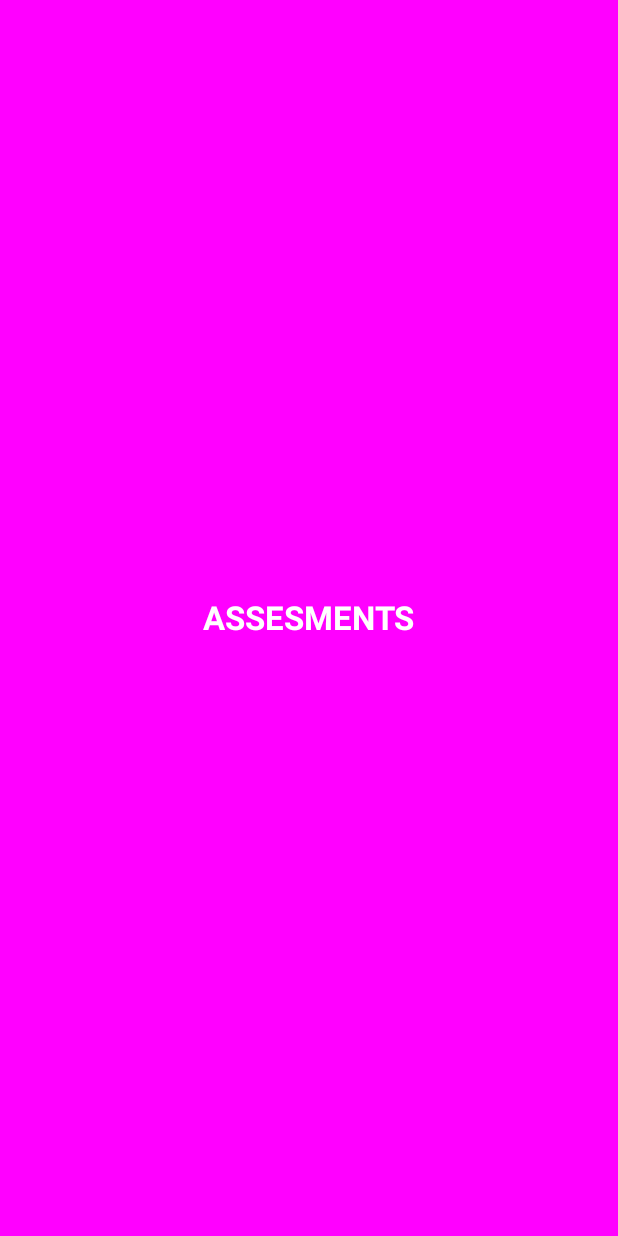
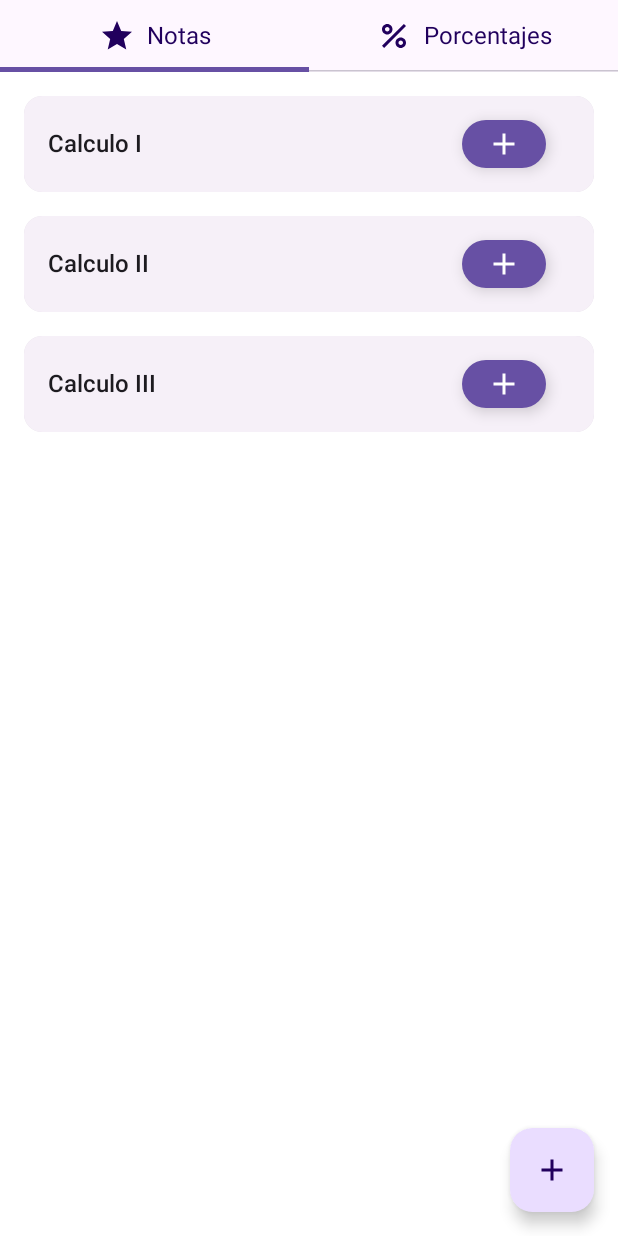
Before and after one commit to Programacion-NCapas-01-23/proyecto-final-grupo-de-trabajo-5-sec-02, an Android app built with Jetpack Compose: the @Preview function AssesmentScreenPreview, on a phone screen of 412 x 824 dp. Run offline under Robolectric (Android 15) with nearby library versions, the phone set to English and light mode, and no system bars.

Commit message:
add assesment

```diff
--- /dev/null
+++ b/Client/App/app/src/main/java/com/code_of_duty/u_tracker/data/database/entities/Assesment.kt
@@ -0,0 +1,9 @@
+package com.code_of_duty.u_tracker.data.database.entities
+
+data class Assesment(
+    val id: Int = 0,
+    val name: String,
+    val percentage: String,
+    val grade: String,
+    val subject: String,
+)
--- a/Client/App/app/src/main/java/com/code_of_duty/u_tracker/ui/components/BottomBar.kt
+++ b/Client/App/app/src/main/java/com/code_of_duty/u_tracker/ui/components/BottomBar.kt
@@ -27,7 +27,7 @@ import com.code_of_duty.u_tracker.ui.theme.UTrackerTheme
 fun BottomBar(navController: NavHostController) {
     val screens = listOf (
         MainNavItems.Pensum,
-        //MainNavItems.Assesment,
+        MainNavItems.Assesment,
         MainNavItems.Term,
         MainNavItems.CUM,
         //MainNavItems.Schedule,
--- a/Client/App/app/src/main/java/com/code_of_duty/u_tracker/ui/components/ui/BottomSheet.kt
+++ b/Client/App/app/src/main/java/com/code_of_duty/u_tracker/ui/components/ui/BottomSheet.kt
@@ -182,10 +182,10 @@ fun BottomSheet(
 @Composable
 fun BottomSheetPreview() {
 
-    var openBottomSheet = rememberSaveable { mutableStateOf(false) }
+    val openBottomSheet = rememberSaveable { mutableStateOf(false) }
     val scope = rememberCoroutineScope()
 //    var edgeToEdgeEnabled by remember { mutableStateOf(false) }
-    var skipPartiallyExpanded = remember { mutableStateOf(false) }
+    val skipPartiallyExpanded = remember { mutableStateOf(false) }
     val bottomSheetState = rememberModalBottomSheetState(
         skipPartiallyExpanded = skipPartiallyExpanded.value
     )
--- a/Client/App/app/src/main/java/com/code_of_duty/u_tracker/ui/components/ui/EditText.kt
+++ b/Client/App/app/src/main/java/com/code_of_duty/u_tracker/ui/components/ui/EditText.kt
@@ -1,6 +1,7 @@
 package com.code_of_duty.u_tracker.ui.components.ui
 
 import androidx.compose.foundation.clickable
+import androidx.compose.foundation.layout.fillMaxSize
 import androidx.compose.foundation.layout.fillMaxWidth
 import androidx.compose.foundation.layout.padding
 import androidx.compose.foundation.shape.RoundedCornerShape
@@ -33,6 +34,8 @@ fun EditTextField(
     isError: MutableState<Boolean> = mutableStateOf(false),
     supportText: MutableState<String> = mutableStateOf(""),
     type: KeyboardType = KeyboardType.Text,
+    onChangeValue: (String) -> Unit = {},
+    float: Float = 1f,
     isEnabled: MutableState<Boolean> = mutableStateOf(true)
 ) {
     val showContent = remember { mutableStateOf(true) }
@@ -45,10 +48,11 @@ fun EditTextField(
     TextField(
         value = value.value,
         onValueChange = {
+            onChangeValue(it)
             value.value = it
         },
         modifier = Modifier
-            .fillMaxWidth()
+            .fillMaxWidth(float)
             .padding(horizontal = 16.dp),
         label = {
             Text(
--- a/Client/App/app/src/main/java/com/code_of_duty/u_tracker/ui/components/ui/ExpandableCard.kt
+++ b/Client/App/app/src/main/java/com/code_of_duty/u_tracker/ui/components/ui/ExpandableCard.kt
@@ -13,7 +13,6 @@ import androidx.compose.foundation.layout.padding
 import androidx.compose.foundation.shape.RoundedCornerShape
 import androidx.compose.material.icons.Icons
 import androidx.compose.material.icons.filled.Add
-import androidx.compose.material3.Button
 import androidx.compose.material3.Card
 import androidx.compose.material3.CardDefaults
 import androidx.compose.material3.Icon
@@ -51,7 +50,7 @@ fun ExpandableCard(
                     .height(64.dp)
                     .clickable { isExpanded.value = !isExpanded.value },
                 colors = CardDefaults.cardColors(
-                    containerColor = MaterialTheme.colorScheme.surface
+                    containerColor = MaterialTheme.colorScheme.surface.copy(alpha = 0.7f)
                 ),
                 content = {
                     Row(
--- /dev/null
+++ b/Client/App/app/src/main/java/com/code_of_duty/u_tracker/ui/models/SubjectWithAssesment.kt
@@ -0,0 +1,9 @@
+package com.code_of_duty.u_tracker.ui.models
+
+import com.code_of_duty.u_tracker.data.database.entities.Assesment
+
+data class SubjectWithAssesment(
+    val code: String,
+    val name: String,
+    var assesments: List<Assesment>
+)
--- a/Client/App/app/src/main/java/com/code_of_duty/u_tracker/ui/screens/assesment/AssesmentScreen.kt
+++ b/Client/App/app/src/main/java/com/code_of_duty/u_tracker/ui/screens/assesment/AssesmentScreen.kt
@@ -1,30 +1,144 @@
 package com.code_of_duty.u_tracker.ui.screens.assesment
 
-import androidx.compose.foundation.background
-import androidx.compose.foundation.layout.Box
+import android.annotation.SuppressLint
+import android.util.Log
+import androidx.compose.foundation.layout.Arrangement
+import androidx.compose.foundation.layout.Column
+import androidx.compose.foundation.layout.Row
 import androidx.compose.foundation.layout.fillMaxSize
+import androidx.compose.foundation.layout.fillMaxWidth
+import androidx.compose.foundation.layout.padding
+import androidx.compose.foundation.layout.size
+import androidx.compose.foundation.lazy.LazyColumn
+import androidx.compose.foundation.lazy.items
+import androidx.compose.foundation.shape.RoundedCornerShape
+import androidx.compose.material3.Button
+import androidx.compose.material3.Icon
 import androidx.compose.material3.MaterialTheme
-import androidx.compose.material3.Text
+import androidx.compose.material3.TabRow
+import androidx.compose.material3.TextField
 import androidx.compose.runtime.Composable
+import androidx.compose.runtime.mutableStateListOf
+import androidx.compose.runtime.mutableStateOf
+import androidx.compose.runtime.remember
 import androidx.compose.ui.Alignment
 import androidx.compose.ui.Modifier
-import androidx.compose.ui.graphics.Color
-import androidx.compose.ui.text.font.FontWeight
+import androidx.compose.ui.res.painterResource
 import androidx.compose.ui.tooling.preview.Preview
+import androidx.compose.ui.unit.dp
+import com.code_of_duty.u_tracker.R
+import com.code_of_duty.u_tracker.data.database.entities.Assesment
+import com.code_of_duty.u_tracker.ui.components.ui.CustomTab
+import com.code_of_duty.u_tracker.ui.components.ui.EditTextField
+import com.code_of_duty.u_tracker.ui.components.ui.ExpandableCard
+import com.code_of_duty.u_tracker.ui.components.ui.FAB
+import com.code_of_duty.u_tracker.ui.models.SubjectWithAssesment
+import com.code_of_duty.u_tracker.ui.theme.Typography
 
+@SuppressLint("UnrememberedMutableState")
 @Composable
 fun AssesmentScreen () {
-    Box(
-        modifier = Modifier
-            .fillMaxSize()
-            .background(Color.Magenta),
-        contentAlignment = Alignment.Center
-    ){
-        Text(
-            text = "ASSESMENTS",
-            fontSize = MaterialTheme.typography.titleLarge.fontSize,
-            fontWeight = FontWeight.Bold,
-            color = Color.White
+    val indexTab = remember {
+        mutableStateOf(0)
+    }
+    val tabs = listOf(
+        "Notas","Porcentajes"
+    )
+    //temp
+    val subjects = listOf(
+        SubjectWithAssesment(code = "1", name = "Calculo I", assesments = listOf(
+            Assesment(name = "Parcial 1", grade = "4.5", percentage = "30", subject = "1"),
+            Assesment(name = "Parcial 2", grade = "4.5", percentage = "30", subject = "1"),
+            Assesment(name = "Parcial 3", grade = "4.5", percentage = "30", subject = "1"),
+        )),
+        SubjectWithAssesment(code = "2", name = "Calculo II", assesments = listOf(
+            Assesment(name = "Parcial 1", grade = "4.5", percentage = "30", subject = "2"),
+            Assesment(name = "Parcial 2", grade = "4.5", percentage = "30", subject = "2"),
+            Assesment(name = "Parcial 3", grade = "4.5", percentage = "30", subject = "2"),
+        )),
+        SubjectWithAssesment(code = "3", name = "Calculo III", assesments = listOf(
+            Assesment(name = "Parcial 1", grade = "4.5", percentage = "30", subject = "3"),
+            Assesment(name = "Parcial 2", grade = "4.5", percentage = "70", subject = "3")
+        )),
+    )
+
+    Column(modifier = Modifier.fillMaxSize()) {
+        TabRow(selectedTabIndex = indexTab.value) {
+            tabs.forEachIndexed { index, tab ->
+                CustomTab(
+                    selected = remember { mutableStateOf(indexTab.value == index) },
+                    onClick = {
+                        indexTab.value = index
+                    },
+                    title = tab,
+                    icon = when (index) {
+                        0 -> R.drawable.grade
+                        1 -> R.drawable.percent
+                        else -> R.drawable.check_circle
+                    }
+                )
+            }
+        }
+        LazyColumn(
+            modifier = Modifier
+                .fillMaxSize()
+                .padding(16.dp),
+            verticalArrangement = Arrangement.spacedBy(16.dp),
+        ){
+            items(items = subjects, key = {subject -> subject.code}) { subject ->
+                val assesments = remember { mutableStateListOf(*subject.assesments.toTypedArray()) }
+                val itemsInfo = mutableListOf<@Composable () -> Unit>()
+                assesments.forEachIndexed { index, assesment ->
+                    itemsInfo.add {
+                        Row(modifier = Modifier.fillMaxSize() ,horizontalArrangement = Arrangement.Center, verticalAlignment = Alignment.CenterVertically) {
+                            EditTextField(
+                                label = "evaluacion",
+                                value = mutableStateOf(assesment.name),
+                                float = 0.6f,
+                                onChangeValue = { newValue -> assesments[index] = assesment.copy(name = newValue) },
+                            )
+                            TextField(
+                                value = if(indexTab.value == 0) assesment.grade else assesment.percentage,
+                                onValueChange = { newValue ->
+                                    if(indexTab.value == 0) assesments[index] = assesment.copy(grade = newValue)
+                                    else assesments[index] = assesment.copy(percentage = newValue)},
+                                modifier = Modifier.fillMaxWidth(0.40f),
+                                textStyle = Typography.labelSmall
+                            )
+                            FAB(onClick = {
+                                assesments.removeAt(index)
+                            }, shape = RoundedCornerShape(50)) {
+                                Icon(
+                                    painter = painterResource(id = R.drawable.delete),
+                                    contentDescription = "delete",
+                                    modifier = Modifier.size(20.dp)
+                                )
+                            }
+                        }
+                    }
+                }
+
+                ExpandableCard(
+                    title = subject.name,
+                    info = itemsInfo,
+                    onAction = {
+                        val newAssesment = Assesment(name = "Nueva evaluacion", grade = "0.0", percentage = "0", subject = subject.code)
+                        assesments.add(newAssesment)
+                        Log.d("AssesmentScreen", "onAction: ${subject.assesments}")
+                    }
+                )
+            }
+        }
+    }
+
+    FAB(
+        onClick = { /*TODO*/ },
+        background = MaterialTheme.colorScheme.primaryContainer
+    ) {
+        Icon(
+            painter = painterResource(id = R.drawable.add),
+            contentDescription = "Add",
+            tint = MaterialTheme.colorScheme.onPrimaryContainer
         )
     }
 }
--- /dev/null
+++ b/Client/App/app/src/main/res/drawable/delete.xml
@@ -0,0 +1,5 @@
+<vector android:height="24dp" android:tint="#000000"
+    android:viewportHeight="24" android:viewportWidth="24"
+    android:width="24dp" xmlns:android="http://schemas.android.com/apk/res/android">
+    <path android:fillColor="@android:color/white" android:pathData="M6,19c0,1.1 0.9,2 2,2h8c1.1,0 2,-0.9 2,-2V7H6v12zM19,4h-3.5l-1,-1h-5l-1,1H5v2h14V4z"/>
+</vector>
--- /dev/null
+++ b/Client/App/app/src/main/res/drawable/remove.xml
@@ -0,0 +1,5 @@
+<vector android:height="24dp" android:tint="#000000"
+    android:viewportHeight="24" android:viewportWidth="24"
+    android:width="24dp" xmlns:android="http://schemas.android.com/apk/res/android">
+    <path android:fillColor="@android:color/white" android:pathData="M19,13H5v-2h14v2z"/>
+</vector>
```
Also changed, not shown: Client/App/app/src/main/java/com/code_of_duty/u_tracker/ui/graphs/HomeNavGraph.kt (+2 -6 lines).
